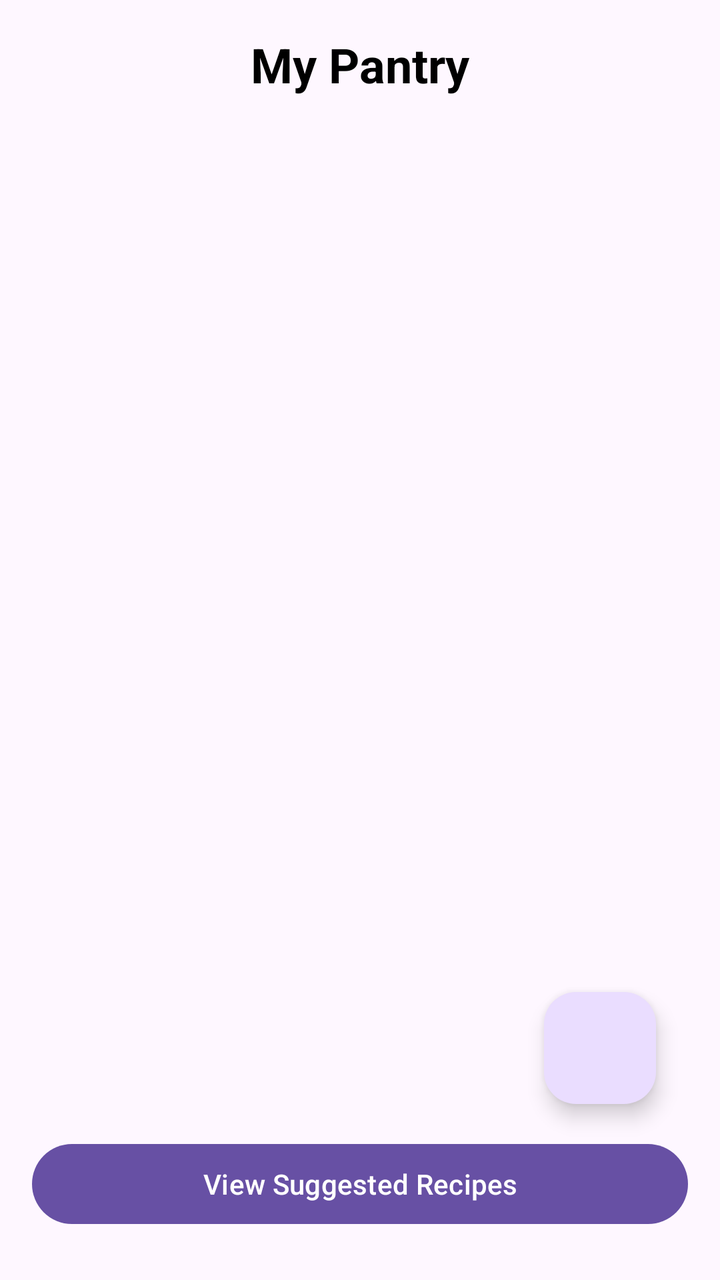
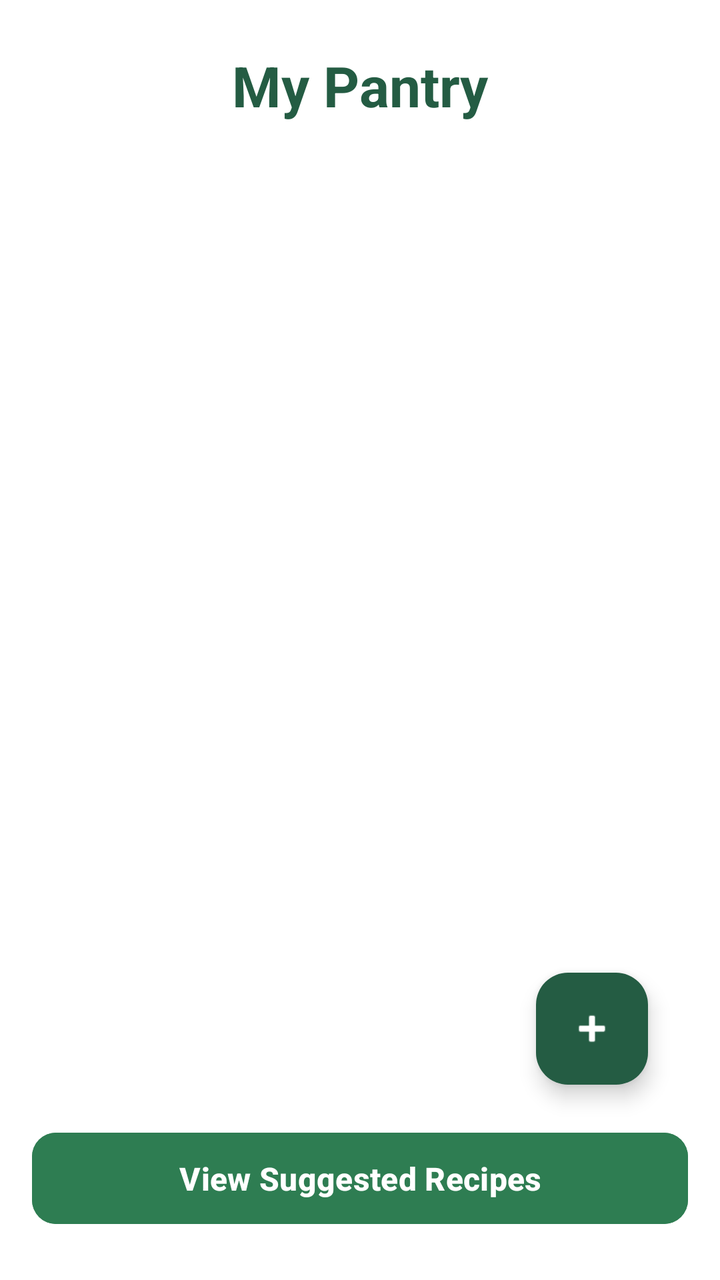

The first picture is an Android layout as it rendered before a commit; the second is the same layout after the commit. The layout source and the unified diff follow.
<!-- AndroidManifest.xml: application theme Theme.MyPantry -->
<!-- res/layout/activity_main.xml -->
<?xml version="1.0" encoding="utf-8"?>
<androidx.constraintlayout.widget.ConstraintLayout
    xmlns:android="http://schemas.android.com/apk/res/android"
    xmlns:app="http://schemas.android.com/apk/res-auto"
    xmlns:tools="http://schemas.android.com/tools"
    android:layout_width="match_parent"
    android:layout_height="match_parent"
    android:padding="16dp"
    tools:context=".MainActivity">

    
    <TextView
        android:id="@+id/textTitle"
        android:layout_width="wrap_content"
        android:layout_height="wrap_content"
        android:text="My Pantry"
        android:textSize="24sp"
        android:textStyle="bold"
        android:textColor="@android:color/black"
        app:layout_constraintTop_toTopOf="parent"
        app:layout_constraintStart_toStartOf="parent"
        app:layout_constraintEnd_toEndOf="parent"
        android:layout_marginBottom="12dp"/>

    
    
    <androidx.recyclerview.widget.RecyclerView
        android:id="@+id/recyclerViewPantry"
        android:layout_width="0dp"
        android:layout_height="0dp"
        app:layout_constraintTop_toBottomOf="@id/textTitle"
        app:layout_constraintBottom_toTopOf="@id/btnViewRecipes"
        app:layout_constraintStart_toStartOf="parent"
        app:layout_constraintEnd_toEndOf="parent"
        android:layout_marginTop="12dp"
        android:layout_marginBottom="12dp"
        tools:listitem="@layout/pantry_item" />

    
    <Button
        android:id="@+id/btnViewRecipes"
        android:layout_width="0dp"
        android:layout_height="wrap_content"
        android:text="View Suggested Recipes"
        app:layout_constraintBottom_toBottomOf="parent"
        app:layout_constraintStart_toStartOf="parent"
        app:layout_constraintEnd_toEndOf="parent"
        android:layout_marginBottom="8dp"/>

    
    <com.google.android.material.floatingactionbutton.FloatingActionButton
        android:id="@+id/fabAddIngredient"
        android:layout_width="wrap_content"
        android:layout_height="wrap_content"
        android:layout_margin="16dp"
        android:contentDescription="Add Ingredient"
        android:src="@android:ic_input_add"
        app:layout_constraintBottom_toTopOf="@id/btnViewRecipes"
        app:layout_constraintEnd_toEndOf="parent" />

</androidx.constraintlayout.widget.ConstraintLayout>
<!-- res/layout/pantry_item.xml (included above) -->
<?xml version="1.0" encoding="utf-8"?>
<androidx.cardview.widget.CardView
    xmlns:android="http://schemas.android.com/apk/res/android"
    xmlns:app="http://schemas.android.com/apk/res-auto"
    android:layout_width="match_parent"
    android:layout_height="wrap_content"
    android:layout_marginVertical="4dp"
    android:layout_marginHorizontal="8dp"
    app:cardCornerRadius="8dp"
    app:cardElevation="2dp">

    <LinearLayout
        android:layout_width="match_parent"
        android:layout_height="wrap_content"
        android:orientation="horizontal"
        android:padding="12dp"
        android:gravity="center_vertical">

        
        <LinearLayout
            android:layout_width="0dp"
            android:layout_height="wrap_content"
            android:layout_weight="1"
            android:orientation="vertical">

            <TextView
                android:id="@+id/textIngredientName"
                android:layout_width="wrap_content"
                android:layout_height="wrap_content"
                android:text="Ingredient Name"
                android:textSize="18sp"
                android:textStyle="bold"
                android:textColor="@android:color/black"/>

            <TextView
                android:id="@+id/textIngredientDetails"
                android:layout_width="wrap_content"
                android:layout_height="wrap_content"
                android:text="Qty: 0 unit | Expiry: None"
                android:textSize="14sp"
                android:textColor="@android:color/darker_gray"
                android:layout_marginTop="2dp"/>
        </LinearLayout>

        
        <Button
            android:id="@+id/btnDeletePantry"
            android:layout_width="wrap_content"
            android:layout_height="wrap_content"
            android:text="Delete"
            style="?android:attr/buttonStyleSmall"
            android:textColor="@android:color/holo_red_dark"/>

    </LinearLayout>

</androidx.cardview.widget.CardView>
<!-- resources referenced by this layout -->
<resources>
  <style name="Theme.MyPantry" parent="Base.Theme.MyPantry" />
  <style name="Base.Theme.MyPantry" parent="Theme.Material3.DayNight.NoActionBar">
          
          
      </style>
</resources>

<!-- the commit's change to res/layout/activity_main.xml (unified diff, before → after) -->
@@ -5,6 +5,7 @@
     xmlns:tools="http://schemas.android.com/tools"
     android:layout_width="match_parent"
     android:layout_height="match_parent"
+    android:background="@android:color/white"
     android:padding="16dp"
     tools:context=".MainActivity">
 
@@ -14,13 +15,15 @@
         android:layout_width="wrap_content"
         android:layout_height="wrap_content"
         android:text="My Pantry"
-        android:textSize="24sp"
+        android:textSize="28sp"
         android:textStyle="bold"
-        android:textColor="@android:color/black"
+        android:textColor="#245C43"
+        android:fontFamily="sans"
+        android:layout_marginTop="8dp"
+        android:layout_marginBottom="16dp"
         app:layout_constraintTop_toTopOf="parent"
         app:layout_constraintStart_toStartOf="parent"
-        app:layout_constraintEnd_toEndOf="parent"
-        android:layout_marginBottom="12dp"/>
+        app:layout_constraintEnd_toEndOf="parent"/>
 
     
     
@@ -28,12 +31,15 @@
         android:id="@+id/recyclerViewPantry"
         android:layout_width="0dp"
         android:layout_height="0dp"
+        android:clipToPadding="false"
+        android:paddingTop="4dp"
+        android:paddingBottom="8dp"
         app:layout_constraintTop_toBottomOf="@id/textTitle"
         app:layout_constraintBottom_toTopOf="@id/btnViewRecipes"
         app:layout_constraintStart_toStartOf="parent"
         app:layout_constraintEnd_toEndOf="parent"
-        android:layout_marginTop="12dp"
-        android:layout_marginBottom="12dp"
+        android:layout_marginTop="8dp"
+        android:layout_marginBottom="16dp"
         tools:listitem="@layout/pantry_item" />
 
     
@@ -41,7 +47,15 @@
         android:id="@+id/btnViewRecipes"
         android:layout_width="0dp"
         android:layout_height="wrap_content"
+        android:minHeight="52dp"
         android:text="View Suggested Recipes"
+        android:textAllCaps="false"
+        android:textSize="16sp"
+        android:textStyle="bold"
+        android:textColor="@android:color/white"
+        android:backgroundTint="#2E7D52"
+        android:padding="12dp"
+        app:cornerRadius="12dp"
         app:layout_constraintBottom_toBottomOf="parent"
         app:layout_constraintStart_toStartOf="parent"
         app:layout_constraintEnd_toEndOf="parent"
@@ -52,9 +66,12 @@
         android:id="@+id/fabAddIngredient"
         android:layout_width="wrap_content"
         android:layout_height="wrap_content"
-        android:layout_margin="16dp"
+        android:layout_margin="20dp"
         android:contentDescription="Add Ingredient"
-        android:src="@android:ic_input_add"
+        android:src="@android:drawable/ic_input_add"
+        app:tint="@android:color/white"
+        app:backgroundTint="#245C43"
+        app:elevation="6dp"
         app:layout_constraintBottom_toTopOf="@id/btnViewRecipes"
         app:layout_constraintEnd_toEndOf="parent" />
 
